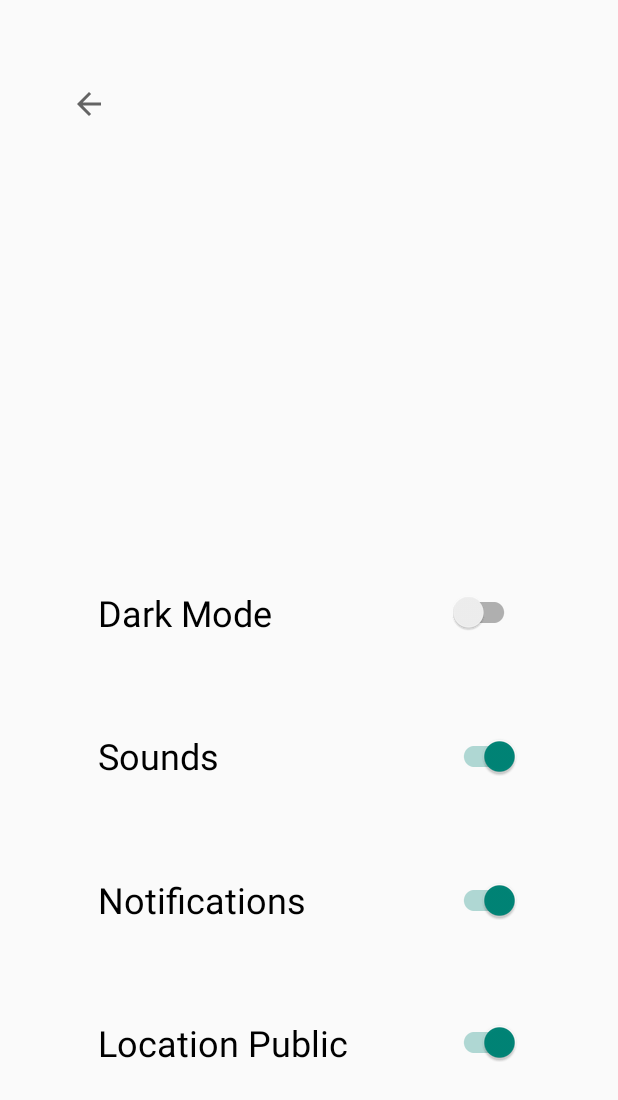
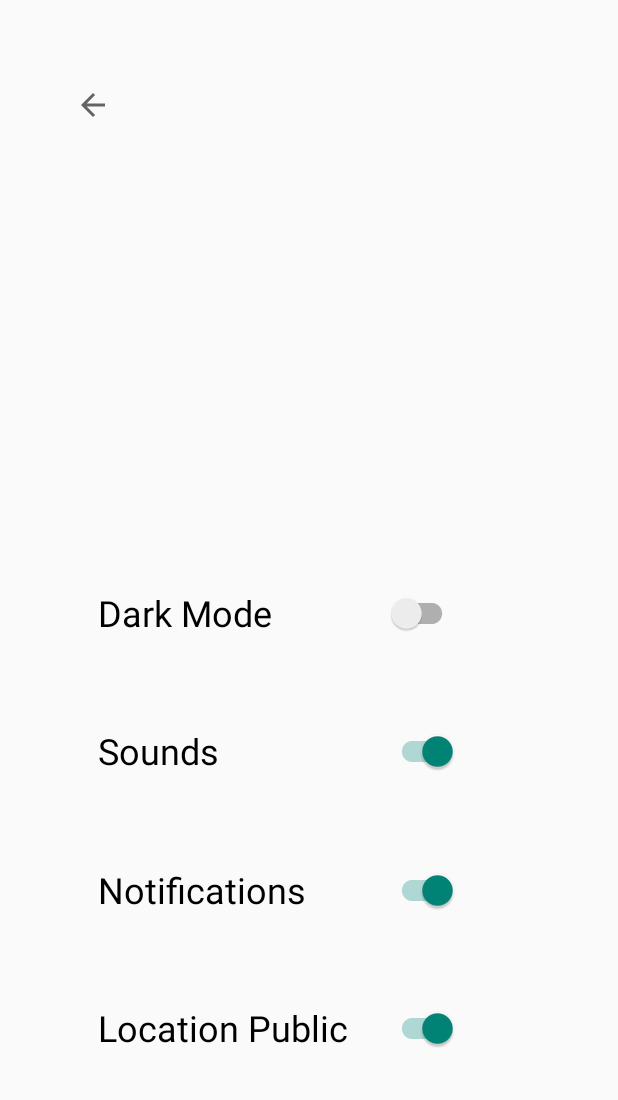
Before and after one commit to lwehrli32/BlitzBar, an Android app: the SettingsActivity screen opened directly, with no data from a screen before it, on a phone screen of 412 x 824 dp. Shown: the top 1100 px of the screen. Run offline under Robolectric (Android 15) with nearby library versions, the phone set to English and light mode, and no system bars.

Commit message:
Settings Page Change Final

```diff
--- a/app/src/main/res/layout/activity_settings.xml
+++ b/app/src/main/res/layout/activity_settings.xml
@@ -8,12 +8,12 @@
 
     <androidx.appcompat.widget.SwitchCompat
         android:id="@+id/DarkMode"
-        android:layout_width="0dp"
-        android:layout_height="0dp"
+        android:layout_width="240dp"
+        android:layout_height="48dp"
         android:layout_marginStart="65dp"
-        android:layout_marginTop="369dp"
+        android:layout_marginTop="360dp"
         android:layout_marginEnd="65dp"
-        android:layout_marginBottom="18dp"
+        android:layout_marginBottom="20dp"
         android:onClick="onSwitch"
         android:text="@string/dark_mode"
         android:textSize="24sp"
@@ -25,11 +25,11 @@
 
     <androidx.appcompat.widget.SwitchCompat
         android:id="@+id/Notifications"
-        android:layout_width="0dp"
-        android:layout_height="0dp"
+        android:layout_width="240dp"
+        android:layout_height="48dp"
         android:layout_marginStart="65dp"
         android:layout_marginEnd="65dp"
-        android:layout_marginBottom="17dp"
+        android:layout_marginBottom="20dp"
         android:onClick="onSwitch"
         android:text="@string/notifications"
         android:textSize="24sp"
@@ -41,11 +41,11 @@
 
     <androidx.appcompat.widget.SwitchCompat
         android:id="@+id/Sounds"
-        android:layout_width="0dp"
-        android:layout_height="0dp"
+        android:layout_width="240dp"
+        android:layout_height="48dp"
         android:layout_marginStart="65dp"
         android:layout_marginEnd="65dp"
-        android:layout_marginBottom="18dp"
+        android:layout_marginBottom="20dp"
         android:onClick="onSwitch"
         android:text="@string/sounds"
         android:textSize="24sp"
@@ -57,8 +57,8 @@
 
     <androidx.appcompat.widget.SwitchCompat
         android:id="@+id/LocationPublic"
-        android:layout_width="0dp"
-        android:layout_height="0dp"
+        android:layout_width="240dp"
+        android:layout_height="48dp"
         android:layout_marginStart="65dp"
         android:layout_marginEnd="65dp"
         android:layout_marginBottom="90dp"
@@ -73,8 +73,8 @@
 
     <ImageButton
         android:id="@+id/backButton"
-        android:layout_width="54dp"
-        android:layout_height="58dp"
+        android:layout_width="60dp"
+        android:layout_height="60dp"
         android:layout_marginStart="32dp"
         android:layout_marginTop="40dp"
         android:background="@android:color/transparent"
```
Also changed, not shown: app/src/main/res/layout/activity_settings_dark.xml (+14 -14 lines).
